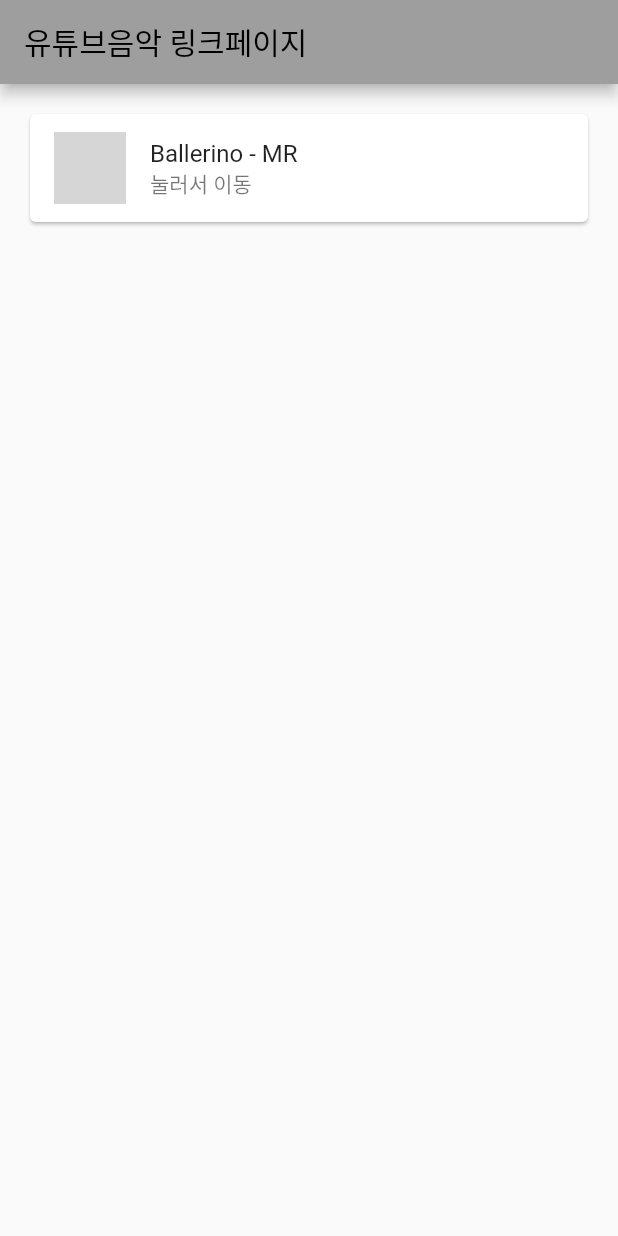
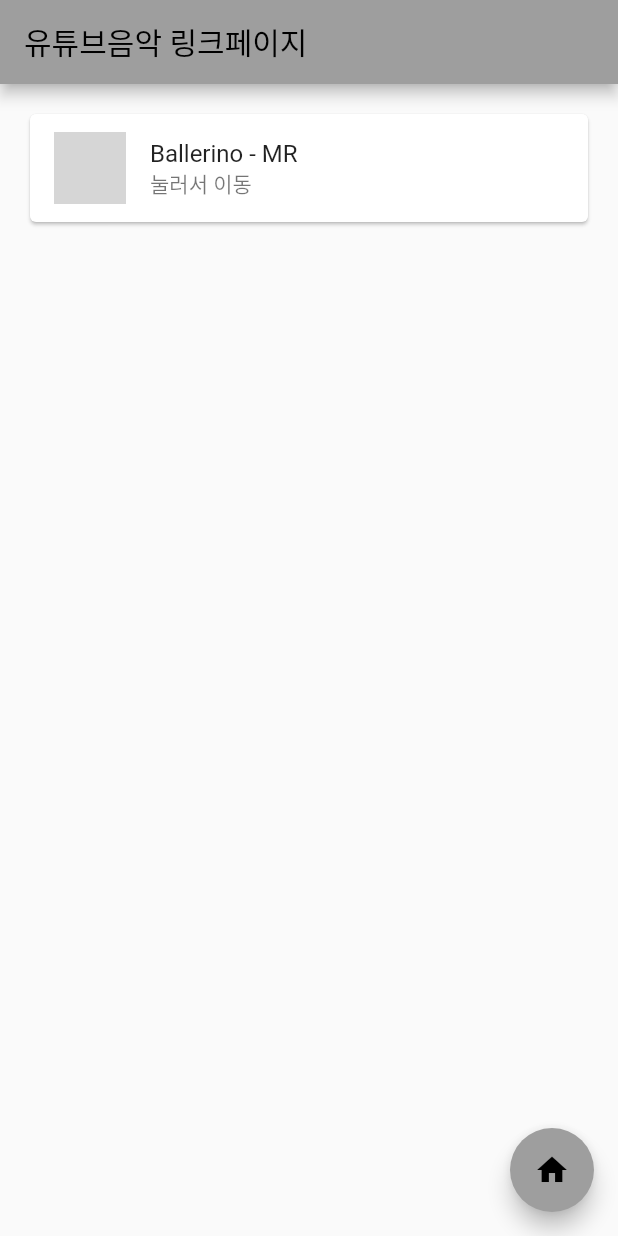
Before and after one commit to Yongwon12/my_first_flutter, a Flutter app: the ListPage screen opened directly, after a tap on "Ballerino - MR", on a phone screen of 412 x 824 dp. Run offline on Flutter 3.47's test engine with Material 2 defaults, Android fonts, the phone set to English and light mode, and no system bars; grey boxes are pictures that could not be loaded.

Commit message:
화면전환예제

```diff
--- a/lib/main.dart
+++ b/lib/main.dart
@@ -1,65 +1,45 @@
 import 'package:flutter/material.dart';
-import 'package:url_launcher/url_launcher.dart';
+import 'second.dart';
 
 void main() {
   runApp(const MyApp());
 }
 
 class MyApp extends StatelessWidget {
-  const MyApp({Key? key}) : super(key: key);
+  const MyApp({super.key});
 
   @override
   Widget build(BuildContext context) {
     return MaterialApp(
-      title: 'Flutter Demo',
+      title: 'Flutter 화면 전환 예제',
       theme: ThemeData(
         primarySwatch: Colors.grey,
-        visualDensity: VisualDensity.adaptivePlatformDensity,
       ),
-      home: const ListPage(),
+      home: const MyHomePage(),
     );
   }
 }
 
-class ListPage extends StatelessWidget {
-  const ListPage({Key? key}) : super(key: key);
+class MyHomePage extends StatelessWidget {
+  const MyHomePage({super.key});
 
   @override
   Widget build(BuildContext context) {
     return Scaffold(
       appBar: AppBar(
-        title: const Text('유튜브음악 링크페이지'),
+        title: const Text('Flutter 화면 전환 예제'),
       ),
-      body: Padding(
-        padding: const EdgeInsets.all(16.0),
-        child: ListView(
-          children: [
-            Card(
-              child: ListTile(
-                leading: Image.asset(
-                  '/Users/gim-yong-won/Desktop/my_first_flutter/image/ballerino.jpeg', // Image path for YouTube logo
-                  width: 48,
-                  height: 48,
-                ),
-                title: const Text('Ballerino - MR'),
-                subtitle: const Text('눌러서 이동'),
-                onTap: () {
-                  _launchURL(Uri.parse('https://www.youtube.com/watch?v=6cDlodq4fiM'));
-                },
-              ),
-            ),
-          ],
+      body: Center(
+        child: ElevatedButton(
+          child: const Text('유튜브 음악 링크'),
+          onPressed: () {
+            Navigator.push(
+              context,
+              MaterialPageRoute(builder: (context) => const SecondPage()),
+            );
+          },
         ),
-
       ),
     );
   }
-// 링크를 클릭했을때 이동
-  void _launchURL(Uri url) async {
-    if (await canLaunchUrl(url)) {
-      await launchUrl(url);
-    } else {
-      throw 'Could not launch $url';
-    }
-  }
 }
--- /dev/null
+++ b/lib/second.dart
@@ -0,0 +1,72 @@
+import 'package:flutter/material.dart';
+import 'package:my_first_flutter/main.dart';
+import 'package:url_launcher/url_launcher.dart';
+
+void main() {
+  runApp(const SecondPage());
+}
+
+class SecondPage extends StatelessWidget {
+  const SecondPage({Key? key}) : super(key: key);
+
+  @override
+  Widget build(BuildContext context) {
+    return MaterialApp(
+      title: 'Flutter Demo',
+      theme: ThemeData(
+        primarySwatch: Colors.grey,
+        visualDensity: VisualDensity.adaptivePlatformDensity,
+      ),
+      home: const ListPage(),
+    );
+  }
+}
+
+class ListPage extends StatelessWidget {
+  const ListPage({Key? key}) : super(key: key);
+
+  @override
+  Widget build(BuildContext context) {
+    return Scaffold(
+      appBar: AppBar(
+        title: const Text('유튜브음악 링크페이지'),
+      ),
+      body: Padding(
+        padding: const EdgeInsets.all(16.0),
+        child: ListView(
+          children: [
+            Card(
+              child: ListTile(
+                leading: Image.asset(
+                  '/Users/gim-yong-won/Desktop/my_first_flutter/image/ballerino.jpeg', // Image path for YouTube logo
+                  width: 48,
+                  height: 48,
+                ),
+                title: const Text('Ballerino - MR'),
+                subtitle: const Text('눌러서 이동'),
+                onTap: () {
+                  _launchURL(Uri.parse('https://www.youtube.com/watch?v=6cDlodq4fiM'));
+                },
+              ),
+            ),
+          ],
+        ),
+      ),
+      floatingActionButton: FloatingActionButton(
+        child: const Icon(Icons.home),
+        onPressed: () {
+          Navigator.push(context,
+          MaterialPageRoute(builder: (context)=>const MyHomePage()));
+        },
+      ),
+    );
+  }
+// 링크를 클릭했을때 이동
+  void _launchURL(Uri url) async {
+    if (await canLaunchUrl(url)) {
+      await launchUrl(url);
+    } else {
+      throw 'Could not launch $url';
+    }
+  }
+}
--- a/pubspec.yaml
+++ b/pubspec.yaml
@@ -32,6 +32,7 @@ dependencies:
     sdk: flutter
   flutter_spinkit: ^5.1.0
   url_launcher: ^6.1.11
+  http: ^0.13.4
 
 
   # The following adds the Cupertino Icons font to your application.
```
Also changed, not shown: pubspec.lock.
